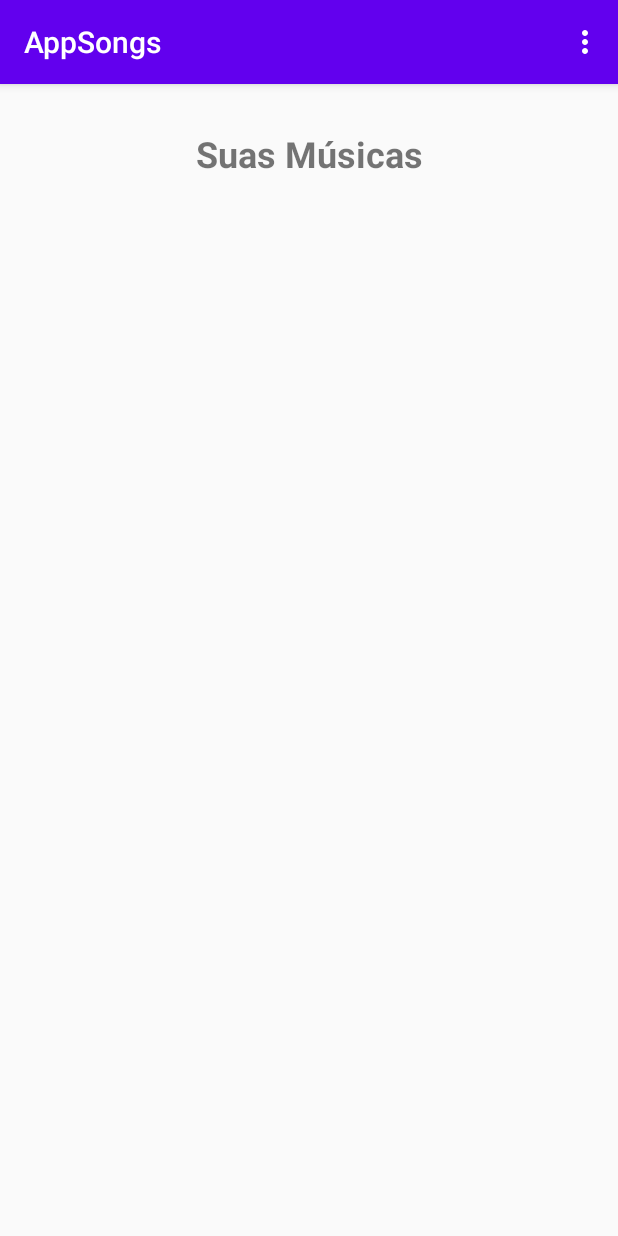
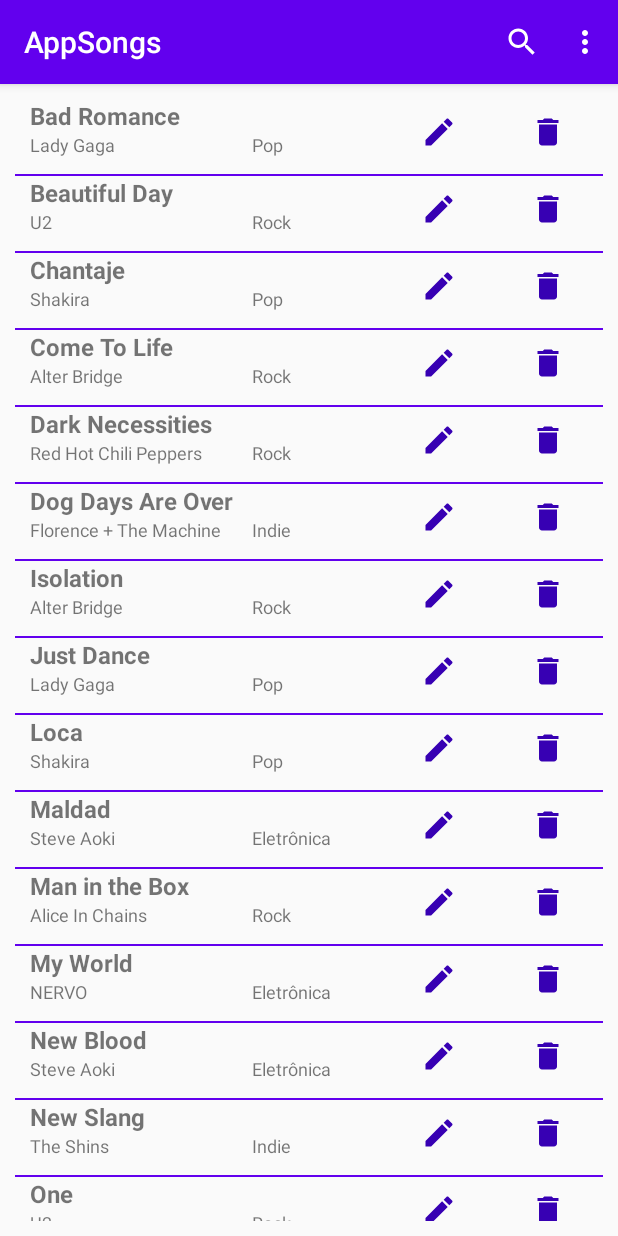
Before and after one commit to thiagotls58/AppSongs, an Android app: the screen it shows after launch (MainActivity), on a phone screen of 412 x 824 dp. Run offline under Robolectric (Android 15) with nearby library versions, the phone set to English and light mode, and no system bars.

Commit message:
Adicionado funcionalidade de pesquisar, alterar e excluir músicas.

```diff
--- a/app/src/main/java/com/thiago/fipp/appsongs/MainActivity.java
+++ b/app/src/main/java/com/thiago/fipp/appsongs/MainActivity.java
@@ -8,7 +8,10 @@ import android.os.Bundle;
 import android.view.Menu;
 import android.view.MenuInflater;
 import android.view.MenuItem;
+import android.view.View;
+import android.widget.ImageButton;
 import android.widget.ListView;
+import android.widget.SearchView;
 
 import com.thiago.fipp.appsongs.db.bean.Genero;
 import com.thiago.fipp.appsongs.db.bean.Musica;
@@ -20,18 +23,36 @@ public class MainActivity extends AppCompatActivity {
 
     private ListView lvMusicas;
     private List<Musica> musicas;
+    private SearchView searchMusica;
 
     @Override
     public boolean onCreateOptionsMenu(Menu menu) {
         MenuInflater inflater = getMenuInflater();
         inflater.inflate(R.menu.menu_principal, menu);
+
+        MenuItem item = menu.findItem(R.id.searchMusica);
+        searchMusica = (SearchView) item.getActionView();
+        searchMusica.setOnQueryTextListener(new SearchView.OnQueryTextListener() {
+            @Override
+            public boolean onQueryTextSubmit(String query) {
+                return false;
+            }
+
+            @Override
+            public boolean onQueryTextChange(String newText) {
+                String filtro = "mus_titulo like '%"+newText+"%' or mus_interprete like '%"+newText+"%'";
+                musicas = new MusicaDAL(MainActivity.this).get(filtro);
+                createListMusicas(musicas);
+                return false;
+            }
+        });
+
         return super.onCreateOptionsMenu(menu);
     }
 
     @Override
     public boolean onOptionsItemSelected(@NonNull MenuItem item) {
         Intent intent;
-
         switch (item.getItemId()) {
             case R.id.miMusica:
                 intent = new Intent(MainActivity.this, MusicaActivity.class);
@@ -52,17 +73,20 @@ public class MainActivity extends AppCompatActivity {
         setContentView(R.layout.activity_main);
 
         lvMusicas = findViewById(R.id.lvMusicas);
-        createListMusicas();
+        musicas = new MusicaDAL(MainActivity.this).get("");
+        createListMusicas(musicas);
+
+
     }
 
-    private void createListMusicas() {
-        musicas = new MusicaDAL(this).get("");
-        lvMusicas.setAdapter(new MusicasAdapter(this, R.layout.block_list, musicas));
+    private void createListMusicas(List<Musica> musicas) {
+        lvMusicas.setAdapter(new MusicasAdapter(MainActivity.this, R.layout.block_list, musicas));
     }
 
     @Override
     protected void onPostResume() {
         super.onPostResume();
-        createListMusicas();
+        musicas = new MusicaDAL(MainActivity.this).get("");
+        createListMusicas(musicas);
     }
 }
--- a/app/src/main/java/com/thiago/fipp/appsongs/MusicasAdapter.java
+++ b/app/src/main/java/com/thiago/fipp/appsongs/MusicasAdapter.java
@@ -1,16 +1,20 @@
 package com.thiago.fipp.appsongs;
 
 import android.content.Context;
+import android.content.Intent;
 import android.view.LayoutInflater;
 import android.view.View;
 import android.view.ViewGroup;
 import android.widget.ArrayAdapter;
+import android.widget.ImageButton;
 import android.widget.TextView;
+import android.widget.Toast;
 
 import androidx.annotation.NonNull;
 import androidx.annotation.Nullable;
 
 import com.thiago.fipp.appsongs.db.bean.Musica;
+import com.thiago.fipp.appsongs.db.dal.MusicaDAL;
 
 import java.util.List;
 
@@ -36,12 +40,40 @@ public class MusicasAdapter extends ArrayAdapter<Musica> {
         TextView tvInterprete = convertView.findViewById(R.id.tvInterprete);
         TextView tvGenero = convertView.findViewById(R.id.tvGenero);
 
-        Musica musica = this.getItem(position);
+        final Musica musica = this.getItem(position);
 
         tvTitulo.setText(musica.getTitulo());
         tvInterprete.setText(musica.getInterprete());
         tvGenero.setText(musica.getGenero().getNome());
 
+        ImageButton bEditMusica = convertView.findViewById(R.id.bEditMusica);
+        bEditMusica.setOnClickListener(new View.OnClickListener() {
+            @Override
+            public void onClick(View v) {
+                Intent intent = new Intent(getContext(), MusicaActivity.class);
+                intent.putExtra("idMusica", musica.getId());
+                getContext().startActivity(intent);
+            }
+        });
+
+
+        ImageButton bRemoveMusica = convertView.findViewById(R.id.bRemoveMusica);
+        bRemoveMusica.setOnClickListener(new View.OnClickListener() {
+            @Override
+            public void onClick(View v) {
+                MusicaDAL musicaDAL = new MusicaDAL(getContext());
+                Boolean apagou = musicaDAL.apagar(musica.getId());
+                Toast toast;
+                if (apagou) {
+                    remove(musica);
+                    toast = Toast.makeText(getContext(), "Música apagada com sucesso..", Toast.LENGTH_SHORT);
+                } else {
+                    toast = Toast.makeText(getContext(), "Erro ao apagar a música.", Toast.LENGTH_SHORT);
+                }
+                toast.show();
+            }
+        });
+
         return convertView;
     }
 }
--- a/app/src/main/java/com/thiago/fipp/appsongs/db/DBMySongs.java
+++ b/app/src/main/java/com/thiago/fipp/appsongs/db/DBMySongs.java
@@ -23,6 +23,35 @@ public class DBMySongs extends SQLiteOpenHelper {
                 "mus_interprete VARCHAR (30), " +
                 "mus_genero INTEGER REFERENCES genero (gen_id), " +
                 "mus_duracao NUMERIC (4, 1) );");
+
+        db.execSQL("INSERT INTO genero(gen_id, gen_nome) VALUES (1, 'Rock');");
+        db.execSQL("INSERT INTO genero(gen_id, gen_nome) VALUES (2, 'Indie');");
+        db.execSQL("INSERT INTO genero(gen_id, gen_nome) VALUES (3, 'Pop');");
+        db.execSQL("INSERT INTO genero(gen_id, gen_nome) VALUES (4, 'Eletrônica');");
+
+        db.execSQL("INSERT INTO musica(mus_titulo, mus_ano, mus_duracao, mus_interprete, mus_genero) VALUES ('The Getaway', 2016, 4.10, 'Red Hot Chili Peppers', 1);");
+        db.execSQL("INSERT INTO musica(mus_titulo, mus_ano, mus_duracao, mus_interprete, mus_genero) VALUES ('Dark Necessities', 2016, 5.02, 'Red Hot Chili Peppers', 1);");
+        db.execSQL("INSERT INTO musica(mus_titulo, mus_ano, mus_duracao, mus_interprete, mus_genero) VALUES ('Isolation', 2010, 4.14, 'Alter Bridge', 1);");
+        db.execSQL("INSERT INTO musica(mus_titulo, mus_ano, mus_duracao, mus_interprete, mus_genero) VALUES ('Come To Life', 2007, 3.52, 'Alter Bridge', 1);");
+        db.execSQL("INSERT INTO musica(mus_titulo, mus_ano, mus_duracao, mus_interprete, mus_genero) VALUES ('Man in the Box', 1990, 4.44, 'Alice In Chains', 1);");
+        db.execSQL("INSERT INTO musica(mus_titulo, mus_ano, mus_duracao, mus_interprete, mus_genero) VALUES ('Sunshine', 1990, 4.45, 'Alice In Chains', 1);");
+        db.execSQL("INSERT INTO musica(mus_titulo, mus_ano, mus_duracao, mus_interprete, mus_genero) VALUES ('One', 1991, 4.36, 'U2', 1);");
+        db.execSQL("INSERT INTO musica(mus_titulo, mus_ano, mus_duracao, mus_interprete, mus_genero) VALUES ('Beautiful Day', 2000, 4.08, 'U2', 1);");
+        db.execSQL("INSERT INTO musica(mus_titulo, mus_ano, mus_duracao, mus_interprete, mus_genero) VALUES ('Papercut', 2000, 3.05, 'Linkin Park', 1);");
+        db.execSQL("INSERT INTO musica(mus_titulo, mus_ano, mus_duracao, mus_interprete, mus_genero) VALUES ('Dog Days Are Over', 2009, 4.13, 'Florence + The Machine', 2);");
+        db.execSQL("INSERT INTO musica(mus_titulo, mus_ano, mus_duracao, mus_interprete, mus_genero) VALUES ('Shake It Out', 2011, 4.38, 'Florence + The Machine', 2);");
+        db.execSQL("INSERT INTO musica(mus_titulo, mus_ano, mus_duracao, mus_interprete, mus_genero) VALUES ('Shake It Out', 2011, 4.38, 'Florence + The Machine', 2);");
+        db.execSQL("INSERT INTO musica(mus_titulo, mus_ano, mus_duracao, mus_interprete, mus_genero) VALUES ('New Slang', 2001, 3.51, 'The Shins', 2);");
+        db.execSQL("INSERT INTO musica(mus_titulo, mus_ano, mus_duracao, mus_interprete, mus_genero) VALUES ('Simple Song', 2012, 4.15, 'The Shins', 2);");
+        db.execSQL("INSERT INTO musica(mus_titulo, mus_ano, mus_duracao, mus_interprete, mus_genero) VALUES ('Simple Song', 2012, 4.15, 'The Shins', 2);");
+        db.execSQL("INSERT INTO musica(mus_titulo, mus_ano, mus_duracao, mus_interprete, mus_genero) VALUES ('Bad Romance', 2009, 4.55, 'Lady Gaga', 3);");
+        db.execSQL("INSERT INTO musica(mus_titulo, mus_ano, mus_duracao, mus_interprete, mus_genero) VALUES ('Just Dance', 2009, 4.02, 'Lady Gaga', 3);");
+        db.execSQL("INSERT INTO musica(mus_titulo, mus_ano, mus_duracao, mus_interprete, mus_genero) VALUES ('Chantaje', 2017, 3.16, 'Shakira', 3);");
+        db.execSQL("INSERT INTO musica(mus_titulo, mus_ano, mus_duracao, mus_interprete, mus_genero) VALUES ('Loca', 2010, 3.04, 'Shakira', 3);");
+        db.execSQL("INSERT INTO musica(mus_titulo, mus_ano, mus_duracao, mus_interprete, mus_genero) VALUES ('Maldad', 2020, 2.48, 'Steve Aoki', 4);");
+        db.execSQL("INSERT INTO musica(mus_titulo, mus_ano, mus_duracao, mus_interprete, mus_genero) VALUES ('New Blood', 2020, 3.12, 'Steve Aoki', 4);");
+        db.execSQL("INSERT INTO musica(mus_titulo, mus_ano, mus_duracao, mus_interprete, mus_genero) VALUES ('My World', 2020, 3.58, 'NERVO', 4);");
+        db.execSQL("INSERT INTO musica(mus_titulo, mus_ano, mus_duracao, mus_interprete, mus_genero) VALUES ('Revolution', 2014, 3.23, 'NERVO', 4);");
     }
 
     @Override
--- a/app/src/main/java/com/thiago/fipp/appsongs/db/dal/MusicaDAL.java
+++ b/app/src/main/java/com/thiago/fipp/appsongs/db/dal/MusicaDAL.java
@@ -59,7 +59,6 @@ public class MusicaDAL {
         if (cursor.moveToFirst())
             o = new Musica(cursor.getInt(0), cursor.getInt(1), cursor.getString(2), cursor.getString(3), gdal.get(cursor.getInt(4)), cursor.getDouble(5));
         cursor.close();
-        ;
         return o;
     }
 
@@ -69,6 +68,7 @@ public class MusicaDAL {
         String sql = "select * from " + TABLE;
         if (!filtro.equals(""))
             sql += " where " + filtro;
+        sql += " order by mus_titulo";
 
         Cursor cursor = con.consultar(sql);
         if (cursor.moveToFirst())
--- /dev/null
+++ b/app/src/main/res/drawable/ic_delete_black_24dp.xml
@@ -0,0 +1,5 @@
+<vector android:height="24dp" android:tint="#3700B3"
+    android:viewportHeight="24.0" android:viewportWidth="24.0"
+    android:width="24dp" xmlns:android="http://schemas.android.com/apk/res/android">
+    <path android:fillColor="#FF000000" android:pathData="M6,19c0,1.1 0.9,2 2,2h8c1.1,0 2,-0.9 2,-2V7H6v12zM19,4h-3.5l-1,-1h-5l-1,1H5v2h14V4z"/>
+</vector>
--- /dev/null
+++ b/app/src/main/res/drawable/ic_edit_black_24dp.xml
@@ -0,0 +1,5 @@
+<vector android:height="24dp" android:tint="#3700B3"
+    android:viewportHeight="24.0" android:viewportWidth="24.0"
+    android:width="24dp" xmlns:android="http://schemas.android.com/apk/res/android">
+    <path android:fillColor="#FF000000" android:pathData="M3,17.25V21h3.75L17.81,9.94l-3.75,-3.75L3,17.25zM20.71,7.04c0.39,-0.39 0.39,-1.02 0,-1.41l-2.34,-2.34c-0.39,-0.39 -1.02,-0.39 -1.41,0l-1.83,1.83 3.75,3.75 1.83,-1.83z"/>
+</vector>
--- /dev/null
+++ b/app/src/main/res/drawable/ic_search_black_24dp.xml
@@ -0,0 +1,9 @@
+<vector xmlns:android="http://schemas.android.com/apk/res/android"
+        android:width="24dp"
+        android:height="24dp"
+        android:viewportWidth="24.0"
+        android:viewportHeight="24.0">
+    <path
+        android:fillColor="#FF000000"
+        android:pathData="M15.5,14h-0.79l-0.28,-0.27C15.41,12.59 16,11.11 16,9.5 16,5.91 13.09,3 9.5,3S3,5.91 3,9.5 5.91,16 9.5,16c1.61,0 3.09,-0.59 4.23,-1.57l0.27,0.28v0.79l5,4.99L20.49,19l-4.99,-5zM9.5,14C7.01,14 5,11.99 5,9.5S7.01,5 9.5,5 14,7.01 14,9.5 11.99,14 9.5,14z"/>
+</vector>
--- a/app/src/main/res/layout/activity_main.xml
+++ b/app/src/main/res/layout/activity_main.xml
@@ -7,29 +7,19 @@
     android:orientation="vertical"
     tools:context=".MainActivity" >
 
-    <TextView
-        android:id="@+id/textView3"
-        android:layout_width="wrap_content"
-        android:layout_height="wrap_content"
-        android:layout_marginTop="30dp"
-        android:text="Suas Músicas"
-        android:textSize="24sp"
-        android:textStyle="bold"
-        app:layout_constraintEnd_toEndOf="parent"
-        app:layout_constraintStart_toStartOf="parent"
-        app:layout_constraintTop_toTopOf="parent" />
-
     <ListView
         android:id="@+id/lvMusicas"
         android:layout_width="match_parent"
-        android:layout_height="600dp"
+        android:layout_height="0dp"
         android:layout_marginStart="10dp"
-        android:layout_marginTop="20dp"
+        android:layout_marginTop="10dp"
         android:layout_marginEnd="10dp"
+        android:layout_marginBottom="10dp"
         android:divider="#6200EE"
         android:dividerHeight="1sp"
+        app:layout_constraintBottom_toBottomOf="parent"
         app:layout_constraintEnd_toEndOf="parent"
         app:layout_constraintHorizontal_bias="0.0"
         app:layout_constraintStart_toStartOf="parent"
-        app:layout_constraintTop_toBottomOf="@+id/textView3" />
+        app:layout_constraintTop_toTopOf="parent" />
 </androidx.constraintlayout.widget.ConstraintLayout>
--- a/app/src/main/res/layout/block_list.xml
+++ b/app/src/main/res/layout/block_list.xml
@@ -1,8 +1,13 @@
 <?xml version="1.0" encoding="utf-8"?>
 <LinearLayout xmlns:android="http://schemas.android.com/apk/res/android"
+    xmlns:app="http://schemas.android.com/apk/res-auto"
     xmlns:tools="http://schemas.android.com/tools"
     android:layout_width="match_parent"
-    android:layout_height="50dp"
+    android:layout_height="50dp">
+
+    <LinearLayout
+        android:layout_width="246dp"
+        android:layout_height="match_parent"
         android:orientation="vertical">
 
         <TextView
@@ -21,15 +26,37 @@
 
             <TextView
                 android:id="@+id/tvInterprete"
-            android:layout_width="276dp"
+                android:layout_width="148dp"
                 android:layout_height="wrap_content"
-            android:text="Limp Bizkit" />
+                android:text="Limp Bizkit"
+                android:textSize="12sp" />
 
             <TextView
                 android:id="@+id/tvGenero"
-            android:layout_width="77dp"
+                android:layout_width="155dp"
                 android:layout_height="wrap_content"
                 android:layout_weight="1"
-            android:text="Rock" />
+                android:text="Rock"
+                android:textSize="12sp" />
         </LinearLayout>
     </LinearLayout>
+
+    <ImageButton
+        android:id="@+id/bEditMusica"
+        android:layout_width="wrap_content"
+        android:layout_height="wrap_content"
+        android:layout_marginTop="10dp"
+        android:layout_weight="1"
+        android:background="#00FFFFFF"
+        app:srcCompat="@drawable/ic_edit_black_24dp" />
+
+    <ImageButton
+        android:id="@+id/bRemoveMusica"
+        android:layout_width="wrap_content"
+        android:layout_height="wrap_content"
+        android:layout_marginTop="10dp"
+        android:layout_weight="1"
+        android:background="#00FFFFFF"
+        app:srcCompat="@drawable/ic_delete_black_24dp" />
+
+</LinearLayout>
--- a/app/src/main/res/menu/menu_principal.xml
+++ b/app/src/main/res/menu/menu_principal.xml
@@ -1,6 +1,13 @@
 <?xml version="1.0" encoding="utf-8"?>
-<menu xmlns:android="http://schemas.android.com/apk/res/android">
+<menu xmlns:app="http://schemas.android.com/apk/res-auto"
+    xmlns:android="http://schemas.android.com/apk/res/android">
 
+    <item
+        android:id="@+id/searchMusica"
+        android:icon="@drawable/ic_search_black_24dp"
+        android:title="Search"
+        app:actionViewClass="android.widget.SearchView"
+        app:showAsAction="always" />
     <item
         android:id="@+id/miMusica"
         android:title="Add Música" />
```
Also changed, not shown: app/src/main/java/com/thiago/fipp/appsongs/MusicaActivity.java (+50 -8 lines). Lines whose indentation alone changed are shown as unchanged.
